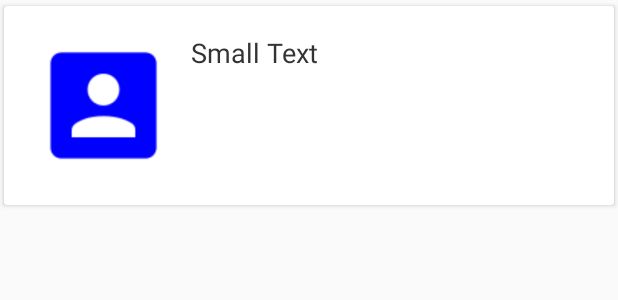
After one commit to MKAMANOJ/Nepal-Municipality, an Android app: the layout item_staff.xml on its own in the app's theme, with its tools: preview values and no code run, on a phone screen of 412 x 824 dp. The commit adds this screen. Shown: the top 300 px of the screen. Run offline under Robolectric (Android 15) with nearby library versions, the phone set to English and light mode, and no system bars.

Commit message:
Perform some refactoring, and show simple staff list.

```diff
--- /dev/null
+++ b/app/src/main/res/layout/item_staff.xml
@@ -0,0 +1,39 @@
+<?xml version="1.0" encoding="utf-8"?>
+<android.support.v7.widget.CardView xmlns:android="http://schemas.android.com/apk/res/android"
+    xmlns:app="http://schemas.android.com/apk/res-auto"
+    android:layout_width="match_parent"
+    android:layout_height="wrap_content"
+    app:cardUseCompatPadding="true">
+
+    <LinearLayout
+        android:layout_width="match_parent"
+        android:layout_height="wrap_content"
+        android:foreground="?attr/selectableItemBackground"
+        android:gravity="center_horizontal"
+        android:orientation="horizontal"
+        android:padding="8dp">
+
+        <com.nabinbhandari.views.SquareImageViewByWidth
+            android:id="@+id/imagePreview"
+            android:layout_width="0dp"
+            android:layout_height="wrap_content"
+            android:layout_weight="3"
+            android:padding="@dimen/activity_horizontal_margin"
+            android:scaleType="centerCrop"
+            android:src="@drawable/ic_contacts" />
+
+        <TextView
+            android:id="@+id/nameTextView"
+            android:layout_width="0dp"
+            android:layout_height="wrap_content"
+            android:layout_weight="7"
+            android:ellipsize="end"
+            android:gravity="center_vertical"
+            android:lines="2"
+            android:text="Small Text"
+            android:textColor="@color/textPrimary"
+            android:textSize="18sp" />
+
+    </LinearLayout>
+
+</android.support.v7.widget.CardView>
--- a/app/src/main/res/values/strings.xml
+++ b/app/src/main/res/values/strings.xml
@@ -10,5 +10,6 @@
     <string name="introduction">Introduction</string>
     <string name="home">Home</string>
     <string name="nepali">Nepali</string>
+    <string name="press_back_again_to_exit">Press back again to exit.</string>
 
 </resources>
```
Also changed, not shown: app/src/main/java/com/nabinbhandari/firebaseutils/ChildEventAdapter.java (added, +44 -0 lines), app/src/main/java/com/nabinbhandari/firebaseutils/Utils.java (added, +28 -0 lines), app/src/main/java/com/nabinbhandari/firebaseutils/ValueEventAdapter.java (added, +32 -0 lines), app/src/main/java/com/nabinbhandari/municipality/MainActivity.java (+38 -39 lines), app/src/main/java/com/nabinbhandari/municipality/Splash.java (+11 -7 lines), app/src/main/java/com/nabinbhandari/municipality/menu/MenuFragment.java (+20 -3 lines), app/src/main/java/com/nabinbhandari/municipality/staffs/Staff.java (added, +35 -0 lines), app/src/main/java/com/nabinbhandari/municipality/staffs/StaffsFragment.java (added, +106 -0 lines).
